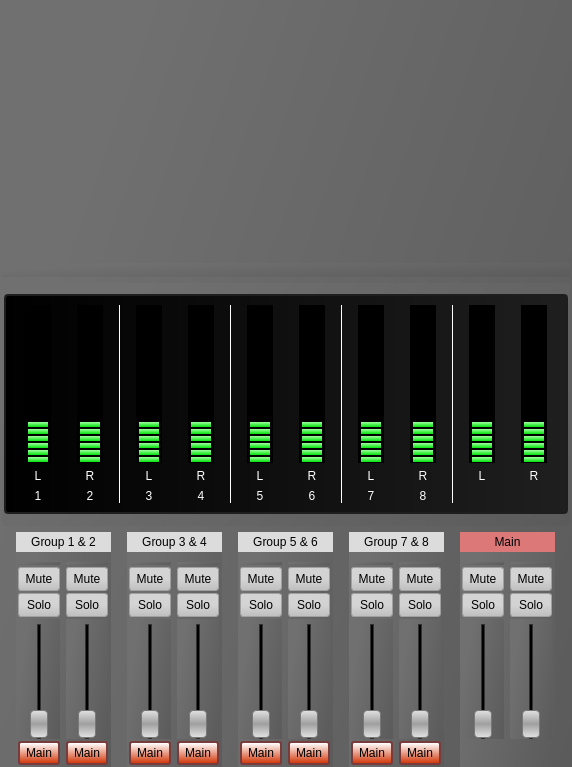
This is demo/mainmixerwidget.ui in jacob3141/qtjack as Qt 5 draws it before an edit. The edited form follows.
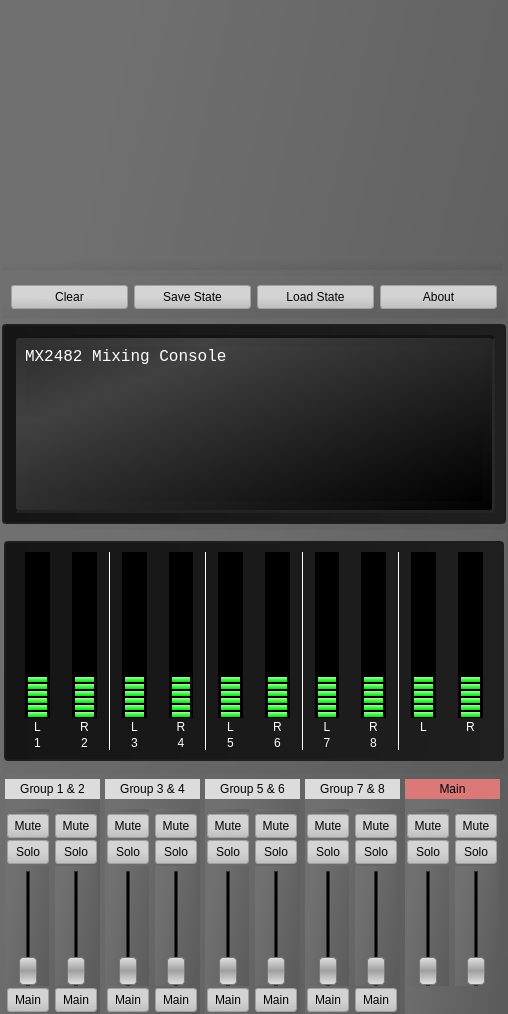
This is the edited form. Icons and pictures are not drawn.

Commit message: Final visual changes on main mixer widget.

The edit to the form file:
```diff
--- a/demo/mainmixerwidget.ui
+++ b/demo/mainmixerwidget.ui
@@ -6,10 +6,22 @@
    <rect>
     <x>0</x>
     <y>0</y>
-    <width>562</width>
-    <height>767</height>
+    <width>508</width>
+    <height>1014</height>
    </rect>
   </property>
+  <property name="minimumSize">
+   <size>
+    <width>508</width>
+    <height>0</height>
+   </size>
+  </property>
+  <property name="maximumSize">
+   <size>
+    <width>508</width>
+    <height>16777215</height>
+   </size>
+  </property>
   <property name="windowTitle">
    <string>Form</string>
   </property>
@@ -61,7 +73,13 @@
     </spacer>
    </item>
    <item>
-    <widget class="QLabel" name="label_28">
+    <widget class="QLabel" name="mxLogoLabel">
+     <property name="maximumSize">
+      <size>
+       <width>500</width>
+       <height>500</height>
+      </size>
+     </property>
      <property name="text">
       <string/>
      </property>
@@ -70,6 +88,164 @@
      </property>
     </widget>
    </item>
+   <item>
+    <widget class="QFrame" name="frame_8">
+     <property name="frameShape">
+      <enum>QFrame::StyledPanel</enum>
+     </property>
+     <property name="frameShadow">
+      <enum>QFrame::Raised</enum>
+     </property>
+     <layout class="QHBoxLayout" name="horizontalLayout_8">
+      <item>
+       <widget class="QPushButton" name="clearPushButton">
+        <property name="minimumSize">
+         <size>
+          <width>0</width>
+          <height>24</height>
+         </size>
+        </property>
+        <property name="maximumSize">
+         <size>
+          <width>16777215</width>
+          <height>24</height>
+         </size>
+        </property>
+        <property name="text">
+         <string>Clear</string>
+        </property>
+       </widget>
+      </item>
+      <item>
+       <widget class="QPushButton" name="saveStatePushButton">
+        <property name="minimumSize">
+         <size>
+          <width>0</width>
+          <height>24</height>
+         </size>
+        </property>
+        <property name="maximumSize">
+         <size>
+          <width>16777215</width>
+          <height>24</height>
+         </size>
+        </property>
+        <property name="text">
+         <string>Save State</string>
+        </property>
+       </widget>
+      </item>
+      <item>
+       <widget class="QPushButton" name="loadStatePushButton">
+        <property name="minimumSize">
+         <size>
+          <width>0</width>
+          <height>24</height>
+         </size>
+        </property>
+        <property name="maximumSize">
+         <size>
+          <width>16777215</width>
+          <height>24</height>
+         </size>
+        </property>
+        <property name="text">
+         <string>Load State</string>
+        </property>
+       </widget>
+      </item>
+      <item>
+       <widget class="QPushButton" name="aboutPushButton">
+        <property name="minimumSize">
+         <size>
+          <width>0</width>
+          <height>24</height>
+         </size>
+        </property>
+        <property name="maximumSize">
+         <size>
+          <width>16777215</width>
+          <height>24</height>
+         </size>
+        </property>
+        <property name="text">
+         <string>About</string>
+        </property>
+       </widget>
+      </item>
+     </layout>
+    </widget>
+   </item>
+   <item>
+    <widget class="QFrame" name="frame_9">
+     <property name="minimumSize">
+      <size>
+       <width>0</width>
+       <height>200</height>
+      </size>
+     </property>
+     <property name="maximumSize">
+      <size>
+       <width>16777215</width>
+       <height>200</height>
+      </size>
+     </property>
+     <property name="styleSheet">
+      <string notr="true">QFrame {
+	border: 2px solid rgb(30, 30, 30);
+border-radius: 4px;
+	background-color: qlineargradient(spread:pad, x1:0, y1:0, x2:1, y2:0, stop:0 rgba(21, 21, 21, 255), stop:1 rgba(31, 31, 31, 255));
+color: white;
+font-size: 12px;
+}</string>
+     </property>
+     <property name="frameShape">
+      <enum>QFrame::StyledPanel</enum>
+     </property>
+     <property name="frameShadow">
+      <enum>QFrame::Raised</enum>
+     </property>
+     <layout class="QVBoxLayout" name="verticalLayout_28">
+      <item>
+       <widget class="QFrame" name="frame_10">
+        <property name="styleSheet">
+         <string notr="true">background-color: qlineargradient(spread:reflect, x1:1, y1:1, x2:0.179735, y2:0.295, stop:0 rgba(0, 0, 0, 255), stop:1 rgba(65, 65, 65, 255));
+border-radius: 5px;
+border-bottom: 3px solid rgb(35, 35, 35);
+border-right: 3px solid rgb(40, 40, 40);
+
+border-top: 3px solid rgb(20, 20, 20);
+
+border-left: 3px solid rgb(20, 20, 20);</string>
+        </property>
+        <property name="frameShape">
+         <enum>QFrame::StyledPanel</enum>
+        </property>
+        <property name="frameShadow">
+         <enum>QFrame::Raised</enum>
+        </property>
+        <layout class="QVBoxLayout" name="verticalLayout_29">
+         <item>
+          <widget class="QLabel" name="displayLabel">
+           <property name="styleSheet">
+            <string notr="true">border: 0px;
+font-size: 16px;
+font-family: Mono;</string>
+           </property>
+           <property name="text">
+            <string>MX2482 Mixing Console</string>
+           </property>
+           <property name="alignment">
+            <set>Qt::AlignLeading|Qt::AlignLeft|Qt::AlignTop</set>
+           </property>
+          </widget>
+         </item>
+        </layout>
+       </widget>
+      </item>
+     </layout>
+    </widget>
+   </item>
    <item>
     <widget class="QFrame" name="frame_7">
      <property name="minimumSize">
@@ -107,7 +283,7 @@
         </property>
         <property name="maximumSize">
          <size>
-          <width>16777215</width>
+          <width>500</width>
           <height>220</height>
          </size>
         </property>
@@ -115,7 +291,7 @@
          <string notr="true">QFrame {
 	border: 2px solid rgb(30, 30, 30);
 border-radius: 4px;
-	background-color: qlineargradient(spread:pad, x1:0, y1:0, x2:1, y2:0, stop:0 rgba(0, 0, 0, 255), stop:1 rgba(31, 31, 31, 255));
+	background-color: qlineargradient(spread:pad, x1:0, y1:0, x2:1, y2:0, stop:0 rgba(21, 21, 21, 255), stop:1 rgba(31, 31, 31, 255));
 color: white;
 font-size: 12px;
 }</string>
@@ -127,6 +303,9 @@
          <enum>QFrame::Raised</enum>
         </property>
         <layout class="QHBoxLayout" name="horizontalLayout_7">
+         <property name="spacing">
+          <number>2</number>
+         </property>
          <item>
           <layout class="QVBoxLayout" name="verticalLayout_16">
            <property name="leftMargin">
@@ -1121,7 +1300,7 @@
                <bool>true</bool>
               </property>
               <property name="checked">
-               <bool>true</bool>
+               <bool>false</bool>
               </property>
              </widget>
             </item>
@@ -1291,7 +1470,7 @@
                <bool>true</bool>
               </property>
               <property name="checked">
-               <bool>true</bool>
+               <bool>false</bool>
               </property>
              </widget>
             </item>
@@ -1533,7 +1712,7 @@
                <bool>true</bool>
               </property>
               <property name="checked">
-               <bool>true</bool>
+               <bool>false</bool>
               </property>
              </widget>
             </item>
@@ -1703,7 +1882,7 @@
                <bool>true</bool>
               </property>
               <property name="checked">
-               <bool>true</bool>
+               <bool>false</bool>
               </property>
              </widget>
             </item>
@@ -1945,7 +2124,7 @@
                <bool>true</bool>
               </property>
               <property name="checked">
-               <bool>true</bool>
+               <bool>false</bool>
               </property>
              </widget>
             </item>
@@ -2115,7 +2294,7 @@
                <bool>true</bool>
               </property>
               <property name="checked">
-               <bool>true</bool>
+               <bool>false</bool>
               </property>
              </widget>
             </item>
@@ -2357,7 +2536,7 @@
                <bool>true</bool>
               </property>
               <property name="checked">
-               <bool>true</bool>
+               <bool>false</bool>
               </property>
              </widget>
             </item>
@@ -2527,7 +2706,7 @@
                <bool>true</bool>
               </property>
               <property name="checked">
-               <bool>true</bool>
+               <bool>false</bool>
               </property>
              </widget>
             </item>
```
Left out of the diff: 80 changed lines with no effect on the pictures. The commit also changes 3 other files.
